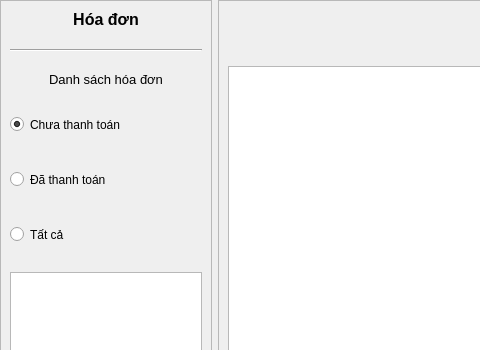
Old version of the form src/views/ReceiptView.ui in the repository Taylor3691/Hospital-Management-Project; both pictures show x 0 to 480 and y 0 to 350 of the 1065 by 636 pixel window.
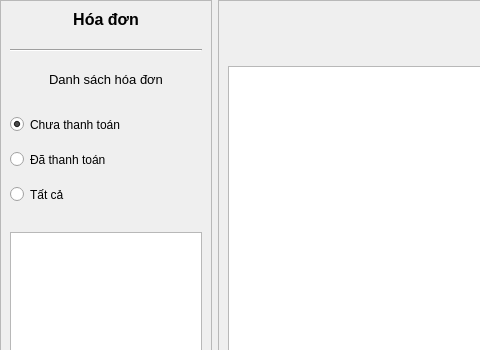
New version of the form. Icons and pictures are not drawn.

Commit message: style(ui): remove spaces between state filtering options

```diff
--- a/src/views/ReceiptView.ui
+++ b/src/views/ReceiptView.ui
@@ -2318,6 +2318,9 @@
       </item>
       <item>
        <layout class="QVBoxLayout" name="stateFiltering_verticalLayout">
+        <property name="spacing">
+         <number>0</number>
+        </property>
         <item>
          <widget class="QRadioButton" name="notPaidYet_radioButton">
           <property name="sizePolicy">
```
The commit also changes 2 other files.
